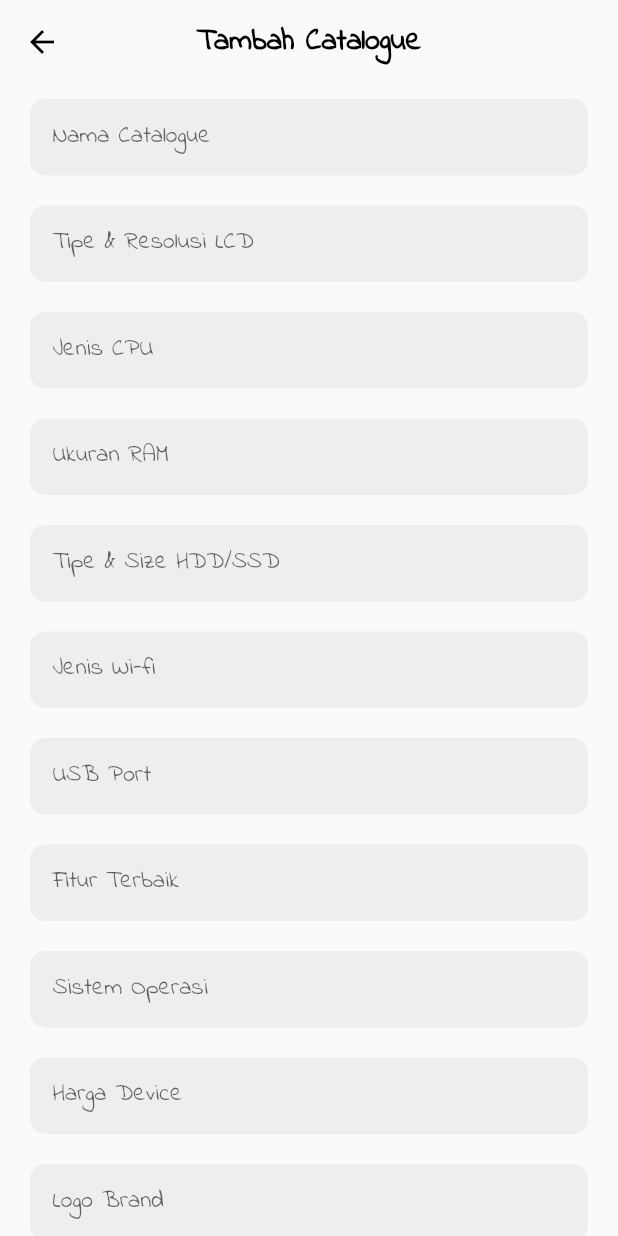
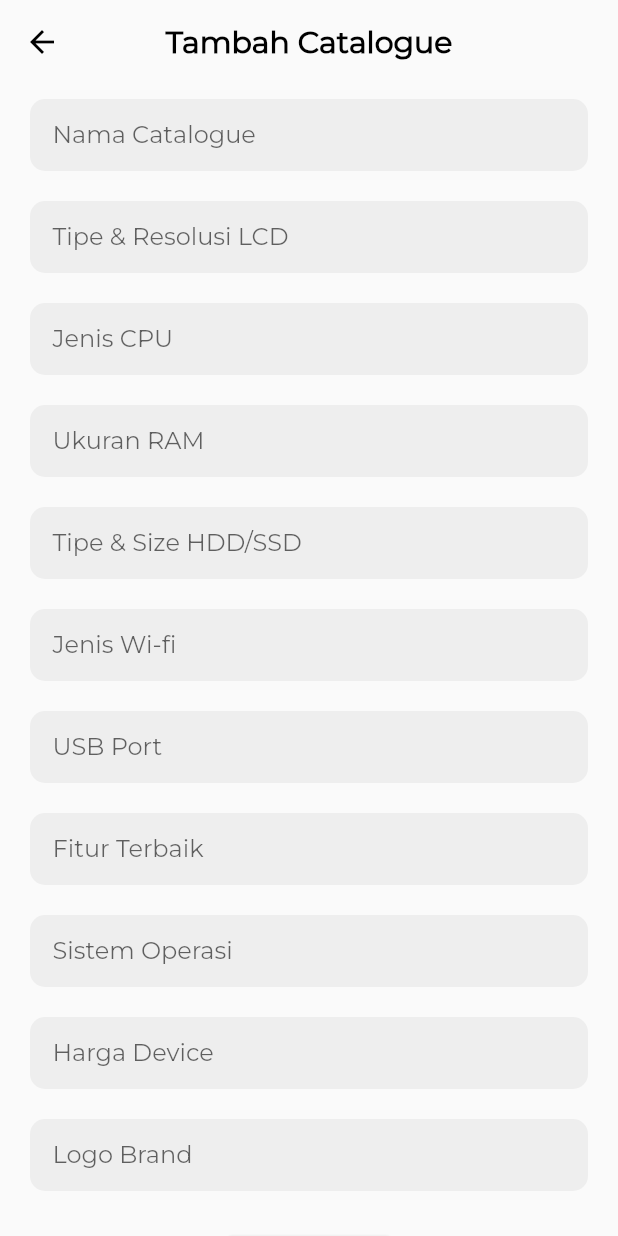
Before and after one commit to Yuruna01/listbook_project, a Flutter app: the AddCatalogue screen opened directly, on a phone screen of 412 x 824 dp. Run offline on Flutter 3.47's test engine with Material 2 defaults, Android fonts, the phone set to English and light mode, and no system bars; our stand-ins replace dio, shared_preferences; accounts and stored records are empty.

Commit message:
changing font and overflowed

```diff
--- a/lib/ui/addCatalogue.dart
+++ b/lib/ui/addCatalogue.dart
@@ -33,7 +33,7 @@ class _AddCatalogueState extends State<AddCatalogue> {
             title: const Text(
               "Tambah Catalogue",
               style: TextStyle(
-                fontFamily: 'Indie Flower',
+                fontFamily: 'Montserrat',
                 fontWeight: FontWeight.bold,
               ),
             ),
@@ -83,7 +83,7 @@ class _AddCatalogueState extends State<AddCatalogue> {
         ),
         controller: _namaCatalogueCtrl,
         style: TextStyle(
-          fontFamily: 'Indie Flower',
+          fontFamily: 'Montserrat',
         ),
       ),
     );
@@ -104,7 +104,7 @@ class _AddCatalogueState extends State<AddCatalogue> {
         ),
         controller: _lcdCtrl,
         style: TextStyle(
-          fontFamily: 'Indie Flower',
+          fontFamily: 'Montserrat',
         ),
       ),
     );
@@ -125,7 +125,7 @@ class _AddCatalogueState extends State<AddCatalogue> {
         ),
         controller: _cpuCtrl,
         style: TextStyle(
-          fontFamily: 'Indie Flower',
+          fontFamily: 'Montserrat',
         ),
       ),
     );
@@ -146,7 +146,7 @@ class _AddCatalogueState extends State<AddCatalogue> {
         ),
         controller: _ramCtrl,
         style: TextStyle(
-          fontFamily: 'Indie Flower',
+          fontFamily: 'Montserrat',
         ),
       ),
     );
@@ -167,7 +167,7 @@ class _AddCatalogueState extends State<AddCatalogue> {
         ),
         controller: _hddSsdCtrl,
         style: TextStyle(
-          fontFamily: 'Indie Flower',
+          fontFamily: 'Montserrat',
         ),
       ),
     );
@@ -188,7 +188,7 @@ class _AddCatalogueState extends State<AddCatalogue> {
         ),
         controller: _wifiCtrl,
         style: TextStyle(
-          fontFamily: 'Indie Flower',
+          fontFamily: 'Montserrat',
         ),
       ),
     );
@@ -209,7 +209,7 @@ class _AddCatalogueState extends State<AddCatalogue> {
         ),
         controller: _usbCtrl,
         style: TextStyle(
-          fontFamily: 'Indie Flower',
+          fontFamily: 'Montserrat',
         ),
       ),
     );
@@ -230,7 +230,7 @@ class _AddCatalogueState extends State<AddCatalogue> {
         ),
         controller: _fiturCtrl,
         style: TextStyle(
-          fontFamily: 'Indie Flower',
+          fontFamily: 'Montserrat',
         ),
       ),
     );
@@ -251,7 +251,7 @@ class _AddCatalogueState extends State<AddCatalogue> {
         ),
         controller: _osCtrl,
         style: TextStyle(
-          fontFamily: 'Indie Flower',
+          fontFamily: 'Montserrat',
         ),
       ),
     );
@@ -272,7 +272,7 @@ class _AddCatalogueState extends State<AddCatalogue> {
         ),
         controller: _hargaCtrl,
         style: TextStyle(
-          fontFamily: 'Indie Flower',
+          fontFamily: 'Montserrat',
         ),
       ),
     );
@@ -293,7 +293,7 @@ class _AddCatalogueState extends State<AddCatalogue> {
         ),
         controller: _logoCtrl,
         style: TextStyle(
-          fontFamily: 'Indie Flower',
+          fontFamily: 'Montserrat',
         ),
       ),
     );
@@ -336,7 +336,7 @@ class _AddCatalogueState extends State<AddCatalogue> {
           "Simpan",
           style: TextStyle(
             color: Colors.white,
-            fontFamily: 'Indie Flower',
+            fontFamily: 'Montserrat',
           ),
         ),
       ),
--- a/lib/ui/catalogue_item.dart
+++ b/lib/ui/catalogue_item.dart
@@ -15,7 +15,7 @@ class CatalogueItem extends StatelessWidget {
           title: Text(
             "${catalogue.namaCatalogue}",
             style: TextStyle(
-              fontFamily: 'Indie Flower',
+              fontFamily: 'Montserrat',
             ),
           ),
         ),
--- a/lib/ui/dashboard.dart
+++ b/lib/ui/dashboard.dart
@@ -21,7 +21,7 @@ class Dashboard extends StatelessWidget {
               Text(
                 'ListBook',
                 style: TextStyle(
-                  fontFamily: 'Indie Flower',
+                  fontFamily: 'Montserrat',
                   fontWeight: FontWeight.bold,
                 ),
               )
@@ -41,7 +41,7 @@ class Dashboard extends StatelessWidget {
                   Text(
                     'Artikel Terkini',
                     style: TextStyle(
-                      fontFamily: 'Indie Flower',
+                      fontFamily: 'Montserrat',
                       fontWeight: FontWeight.bold,
                       fontSize: 22,
                     ),
--- a/pubspec.yaml
+++ b/pubspec.yaml
@@ -74,9 +74,9 @@ flutter:
   # list giving the asset and other descriptors for the font. For
   # example:
   fonts:
-    - family: "Indie Flower"
+    - family: "Montserrat"
       fonts:
-        - asset: assets/fonts/IndieFlower-Regular.ttf
+        - asset: assets/fonts/Montserrat-Regular.ttf
   #       - asset: fonts/Schyler-Italic.ttf
   #         style: italic
   #   - family: Trajan Pro
```
Also changed, not shown: lib/ui/about.dart (+13 -13 lines), lib/ui/catalogue_detail.dart (+31 -30 lines), lib/ui/catalogue_page.dart (+4 -4 lines), lib/ui/history.dart (+5 -6 lines), lib/ui/login.dart (+7 -7 lines), lib/ui/updateCatalogue.dart (+14 -14 lines), lib/widget/sidebar.dart (+7 -7 lines), assets/fonts/Montserrat-Regular.ttf (added).
